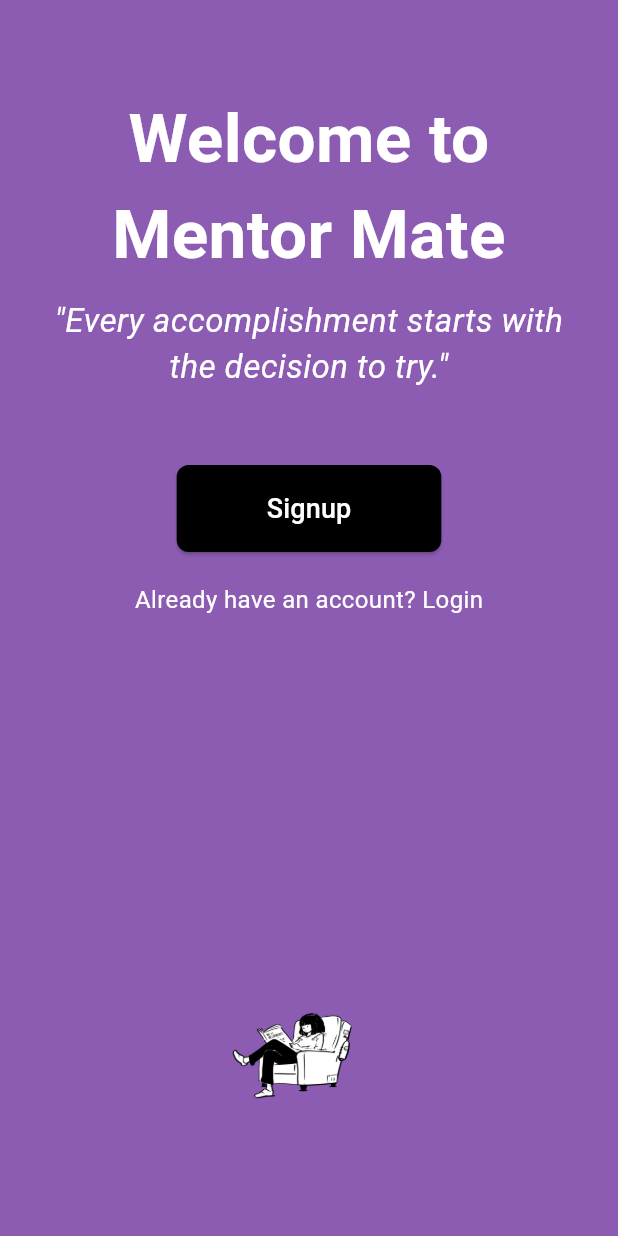
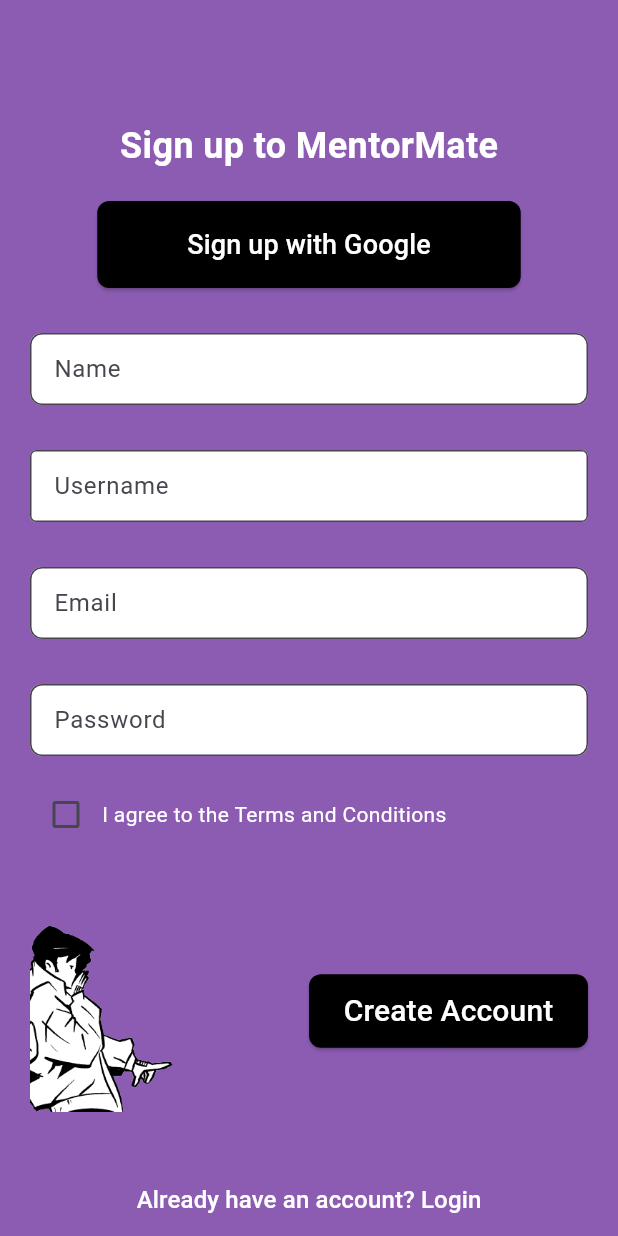
Before and after one commit to Tushar-022/goalify-gsc, a Flutter app: the screen it shows after launch, on a phone screen of 412 x 824 dp. Run offline on Flutter 3.47's test engine with Material 3 defaults, Android fonts, the phone set to English and light mode, and no system bars.

Commit message:
signup page2

```diff
--- a/goalify/lib/main.dart
+++ b/goalify/lib/main.dart
@@ -1,9 +1,9 @@
 import 'package:flutter/material.dart';
-import 'package:goalify/pages/signUpScreen.dart';
 import '/pages/splashScreen.dart';
 import '/pages/aboutUs.dart';
 import '/pages/temp.dart';
-import '/pages/signUpScreen.dart';
+import '/pages/signUpScreen1.dart';
+import '/pages/signUpScreen2.dart';
 
 
 void main() {
@@ -21,7 +21,7 @@ class MyApp extends StatelessWidget {
       //home:AboutUs(),
       //home:ProfileScreen(),
       debugShowCheckedModeBanner: false,
-      home:SignUp(),
+      home:SignUpScreen(),
     );
   }
 }
--- /dev/null
+++ b/goalify/lib/pages/signUpScreen2.dart
@@ -0,0 +1,209 @@
+import 'package:flutter/material.dart';
+
+class SignUpScreen extends StatelessWidget {
+  const SignUpScreen({Key? key}) : super(key: key);
+
+  @override
+  Widget build(BuildContext context) {
+    return Scaffold(
+      backgroundColor: Color(0xFF8C5CB3),
+      body: SingleChildScrollView(
+        child: Column(
+          mainAxisAlignment: MainAxisAlignment.center,
+          crossAxisAlignment: CrossAxisAlignment.center,
+          children: [
+            SizedBox(height: 80.0),
+            Text(
+              'Sign up to MentorMate',
+              style: TextStyle(
+                color: Colors.white,
+                fontSize: 24.0,
+                fontWeight: FontWeight.bold,
+              ),
+            ),
+            SizedBox(height: 20.0),
+            Padding(
+              padding: EdgeInsets.symmetric(horizontal: 20.0),
+              child: ElevatedButton(
+                onPressed: () {
+                  // Handle sign up with Google
+                },
+                style: ElevatedButton.styleFrom(
+                  backgroundColor: Colors.black,
+                  padding: const EdgeInsets.symmetric(
+                      horizontal: 60.0, vertical: 16.0),
+                  shape: RoundedRectangleBorder(
+                    borderRadius: BorderRadius.circular(8.0),
+                  ),
+                ),
+                child:
+                    // Row(
+//     mainAxisAlignment: MainAxisAlignment.center,
+//     children: const [
+//      Icon(
+//   Icons.Google,
+//   color: Colors.white,
+// ),
+
+//       SizedBox(width: 10), // Add some space between the icon and text
+                    Text(
+                  'Sign up with Google',
+                  style: TextStyle(
+                    color: Colors.white,
+                    fontSize: 18.0,
+                  ),
+                ),
+//     ],
+//   ),
+              ),
+            ),
+            const SizedBox(height: 10.0),
+            Padding(
+              padding: const EdgeInsets.only(
+                  top: 20.0, left: 20, right: 20, bottom: 10),
+              child: TextFormField(
+                decoration: InputDecoration(
+                  labelText: 'Name',
+                  filled: true,
+                  fillColor: Colors.white,
+                  border: OutlineInputBorder(
+                    borderRadius: BorderRadius.circular(8.0),
+                  ),
+                  contentPadding: const EdgeInsets.symmetric(
+                      vertical: 10.0, horizontal: 12.0),
+                ),
+              ),
+            ),
+            Padding(
+              padding:
+                  EdgeInsets.only(top: 20.0, left: 20, right: 20, bottom: 10),
+              child: TextFormField(
+                decoration: InputDecoration(
+                  labelText: 'Username',
+                  filled: true,
+                  fillColor: Colors.white,
+                  border: OutlineInputBorder(
+                    borderRadius: BorderRadius.circular(4.0),
+                  ),
+                  contentPadding: const EdgeInsets.symmetric(
+                      vertical: 10.0, horizontal: 12.0),
+                ),
+              ),
+            ),
+            Padding(
+              padding:
+                  EdgeInsets.only(top: 20.0, left: 20, right: 20, bottom: 10),
+              child: TextFormField(
+                decoration: InputDecoration(
+                  labelText: 'Email',
+                  filled: true,
+                  fillColor: Colors.white,
+                  border: OutlineInputBorder(
+                    borderRadius: BorderRadius.circular(8.0),
+                  ),
+                  contentPadding: const EdgeInsets.symmetric(
+                      vertical: 10.0, horizontal: 12.0),
+                ),
+              ),
+            ),
+            Padding(
+              padding:
+                  EdgeInsets.only(top: 20.0, left: 20, right: 20, bottom: 10),
+              child: TextFormField(
+                obscureText: true,
+                decoration: InputDecoration(
+                  labelText: 'Password',
+                  filled: true,
+                  fillColor: Colors.white,
+                  border: OutlineInputBorder(
+                    borderRadius: BorderRadius.circular(8.0),
+                  ),
+                  contentPadding: const EdgeInsets.symmetric(
+                      vertical: 10.0, horizontal: 12.0),
+                ),
+              ),
+            ),
+            Padding(
+              padding:
+                  EdgeInsets.only(top: 5.0, left: 20, right: 20, bottom: 5),
+              child: Row(
+                children: [
+                  Checkbox(value: false, onChanged: (value) {}),
+                 const Text(
+                    'I agree to the Terms and Conditions',
+                    style: TextStyle(color: Colors.white),
+                  ),
+                ],
+              ),
+            ),
+            Row(
+              children: [
+                // SizedBox(height: 5.0),
+                Expanded(
+                  child: Padding(
+                    padding: const EdgeInsets.symmetric(horizontal: 20.0),
+                    child: Row(
+                      children: [
+                        Expanded(
+                          child: Align(
+                            alignment: Alignment.bottomLeft,
+                            child: Padding(
+                              padding: const EdgeInsets.only(top:2.0,bottom: 2.0),
+                              child: Image.asset(
+                                'public/images/signup2.png',
+                                width: 400.0,
+                                height: 200.0,
+                              ),
+                            ),
+                          ),
+                        ),
+                        Expanded(
+                          child: ElevatedButton(
+                            onPressed: () {
+                              // Handle create account button press
+                            },
+                            style: ElevatedButton.styleFrom(
+                              backgroundColor: Colors.black,
+                              padding: const EdgeInsets.symmetric(
+                                  horizontal: 5.0, vertical: 10.0),
+                              shape: RoundedRectangleBorder(
+                                borderRadius: BorderRadius.circular(8.0),
+                              ),
+                            ),
+                            child: const Text(
+                              'Create Account',
+                              style: TextStyle(
+                                color: Colors.white,
+                                fontSize: 20.0,
+                              ),
+                            ),
+                          ),
+                        ),
+                      ],
+                    ),
+                  ),
+                ),
+              ],
+            ),
+             //SizedBox(height:2.0),
+    TextButton(
+      onPressed: () {
+        // Handle login button press
+      },
+      child: const Text(
+        'Already have an account? Login',
+        style: TextStyle(
+          color: Colors.white,
+          fontSize: 16.0,
+        ),
+      ),
+    ),
+
+            // SizedBox(height: 20.0),
+          ],
+
+        ),
+      ),
+    );
+  }
+}
```
Also changed, not shown: goalify/lib/pages/signUpScreen1.dart (renamed from goalify/lib/pages/signUpScreen.dart), goalify/public/images/signup2.png (added).
